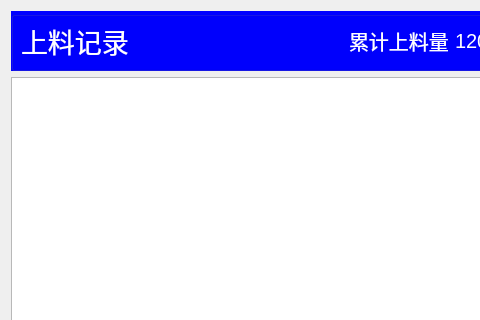
Old version of the form chengyi_Qt4linux/form_history3.ui in the repository wsh01/batch-feeder; both pictures show x 0 to 480 and y 0 to 320 of the 766 by 490 pixel window.
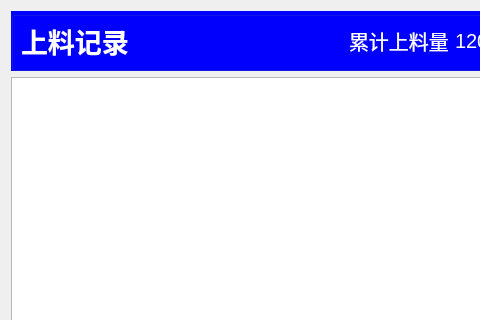
New version of the form.

```diff
--- a/chengyi_Qt4linux/form_history3.ui
+++ b/chengyi_Qt4linux/form_history3.ui
@@ -30,7 +30,9 @@
         <property name="font">
          <font>
           <pointsize>20</pointsize>
+          <weight>75</weight>
           <italic>false</italic>
+          <bold>true</bold>
          </font>
         </property>
         <property name="styleSheet">
```
